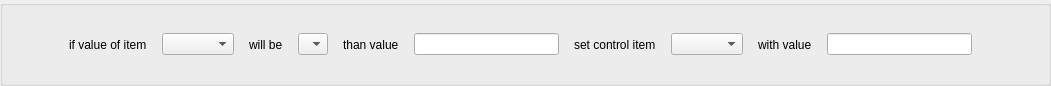
Qt form Scenarios/scenariositemcontrol.ui (SundaySW/PumpBenchController) before a commit.
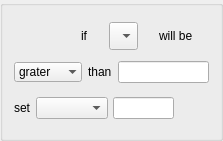
The same form after that commit. Icons and pictures are not drawn.

Patch:
```diff
--- a/Scenarios/scenariositemcontrol.ui
+++ b/Scenarios/scenariositemcontrol.ui
@@ -6,8 +6,8 @@
    <rect>
     <x>0</x>
     <y>0</y>
-    <width>1051</width>
-    <height>75</height>
+    <width>223</width>
+    <height>141</height>
    </rect>
   </property>
   <property name="windowTitle">
@@ -17,32 +17,32 @@
    <item>
     <layout class="QHBoxLayout" name="horizontalLayout_2">
      <property name="spacing">
-      <number>15</number>
+      <number>5</number>
      </property>
      <property name="leftMargin">
-      <number>5</number>
+      <number>0</number>
      </property>
      <property name="topMargin">
-      <number>5</number>
+      <number>0</number>
      </property>
      <property name="rightMargin">
-      <number>5</number>
+      <number>0</number>
      </property>
      <property name="bottomMargin">
-      <number>5</number>
+      <number>0</number>
      </property>
      <item>
-      <widget class="QPushButton" name="remove_pushButton">
+      <widget class="QPushButton" name="enable_pushButton">
        <property name="minimumSize">
         <size>
-         <width>35</width>
-         <height>35</height>
+         <width>30</width>
+         <height>30</height>
         </size>
        </property>
        <property name="maximumSize">
         <size>
-         <width>35</width>
-         <height>35</height>
+         <width>30</width>
+         <height>30</height>
         </size>
        </property>
        <property name="text">
@@ -50,14 +50,18 @@
        </property>
        <property name="icon">
         <iconset resource="../Resources/files.qrc">
-         <normaloff>:/icons/close.svg</normaloff>:/icons/close.svg</iconset>
+         <normaloff>:/icons/toggle_off.svg</normaloff>
+         <normalon>:/icons/toggle_on.svg</normalon>:/icons/toggle_off.svg</iconset>
        </property>
        <property name="iconSize">
         <size>
-         <width>35</width>
-         <height>35</height>
+         <width>30</width>
+         <height>30</height>
         </size>
        </property>
+       <property name="checkable">
+        <bool>true</bool>
+       </property>
        <property name="flat">
         <bool>true</bool>
        </property>
@@ -65,26 +69,85 @@
      </item>
      <item>
       <widget class="QLabel" name="label">
+       <property name="sizePolicy">
+        <sizepolicy hsizetype="Fixed" vsizetype="Fixed">
+         <horstretch>0</horstretch>
+         <verstretch>0</verstretch>
+        </sizepolicy>
+       </property>
        <property name="text">
-        <string>if value of item</string>
+        <string>if</string>
        </property>
       </widget>
      </item>
      <item>
-      <widget class="QComboBox" name="viewItem_comboBox"/>
+      <widget class="QComboBox" name="viewItem_comboBox">
+       <property name="sizePolicy">
+        <sizepolicy hsizetype="Fixed" vsizetype="Fixed">
+         <horstretch>0</horstretch>
+         <verstretch>0</verstretch>
+        </sizepolicy>
+       </property>
+       <property name="sizeAdjustPolicy">
+        <enum>QComboBox::AdjustToMinimumContentsLengthWithIcon</enum>
+       </property>
+       <property name="iconSize">
+        <size>
+         <width>20</width>
+         <height>20</height>
+        </size>
+       </property>
+      </widget>
      </item>
      <item>
       <widget class="QLabel" name="label_2">
+       <property name="sizePolicy">
+        <sizepolicy hsizetype="Fixed" vsizetype="Fixed">
+         <horstretch>0</horstretch>
+         <verstretch>0</verstretch>
+        </sizepolicy>
+       </property>
        <property name="text">
         <string>will be</string>
        </property>
       </widget>
      </item>
+    </layout>
+   </item>
+   <item>
+    <layout class="QHBoxLayout" name="horizontalLayout_3">
      <item>
       <widget class="QComboBox" name="comparison_comboBox">
+       <property name="sizePolicy">
+        <sizepolicy hsizetype="Fixed" vsizetype="Fixed">
+         <horstretch>0</horstretch>
+         <verstretch>0</verstretch>
+        </sizepolicy>
+       </property>
+       <property name="autoFillBackground">
+        <bool>true</bool>
+       </property>
+       <property name="currentText">
+        <string notr="true">grater</string>
+       </property>
+       <property name="insertPolicy">
+        <enum>QComboBox::InsertAtTop</enum>
+       </property>
+       <property name="sizeAdjustPolicy">
+        <enum>QComboBox::AdjustToContentsOnFirstShow</enum>
+       </property>
+       <property name="iconSize">
+        <size>
+         <width>20</width>
+         <height>20</height>
+        </size>
+       </property>
+       <property name="frame">
+        <bool>false</bool>
+       </property>
        <item>
         <property name="text">
-         <string/>
+         <string notr="true">grater</string>
         </property>
         <property name="icon">
          <iconset resource="../Resources/files.qrc">
@@ -93,7 +156,7 @@
        </item>
        <item>
         <property name="text">
-         <string/>
+         <string>smaller</string>
         </property>
         <property name="icon">
          <iconset resource="../Resources/files.qrc">
@@ -102,7 +165,7 @@
        </item>
        <item>
         <property name="text">
-         <string/>
+         <string>equal</string>
         </property>
         <property name="icon">
          <iconset resource="../Resources/files.qrc">
@@ -113,46 +176,78 @@
      </item>
      <item>
       <widget class="QLabel" name="label_3">
+       <property name="sizePolicy">
+        <sizepolicy hsizetype="Fixed" vsizetype="Fixed">
+         <horstretch>0</horstretch>
+         <verstretch>0</verstretch>
+        </sizepolicy>
+       </property>
        <property name="text">
-        <string>than value</string>
+        <string>than</string>
+       </property>
+       <property name="margin">
+        <number>5</number>
        </property>
       </widget>
      </item>
      <item>
-      <widget class="QLineEdit" name="targetValue_lineEdit"/>
+      <widget class="QLineEdit" name="targetValue_lineEdit">
+       <property name="sizePolicy">
+        <sizepolicy hsizetype="Preferred" vsizetype="Fixed">
+         <horstretch>0</horstretch>
+         <verstretch>0</verstretch>
+        </sizepolicy>
+       </property>
+      </widget>
      </item>
+    </layout>
+   </item>
+   <item>
+    <layout class="QHBoxLayout" name="horizontalLayout">
+     <property name="spacing">
+      <number>5</number>
+     </property>
      <item>
       <widget class="QLabel" name="label_4">
+       <property name="sizePolicy">
+        <sizepolicy hsizetype="Fixed" vsizetype="Fixed">
+         <horstretch>0</horstretch>
+         <verstretch>0</verstretch>
+        </sizepolicy>
+       </property>
        <property name="text">
-        <string>set control item</string>
+        <string>set</string>
        </property>
+       <property name="margin">
+        <number>5</number>
+       </property>
       </widget>
      </item>
      <item>
-      <widget class="QComboBox" name="controlItem_comboBox"/>
+      <widget class="QComboBox" name="setItem_comboBox"/>
      </item>
      <item>
-      <widget class="QLabel" name="label_5">
-       <property name="text">
-        <string>with value</string>
+      <widget class="QLineEdit" name="setItemValue_lineEdit">
+       <property name="sizePolicy">
+        <sizepolicy hsizetype="Preferred" vsizetype="Fixed">
+         <horstretch>0</horstretch>
+         <verstretch>0</verstretch>
+        </sizepolicy>
        </property>
       </widget>
      </item>
      <item>
-      <widget class="QLineEdit" name="setValue_lineEdit"/>
-     </item>
-     <item>
-      <widget class="QPushButton" name="enable_pushButton">
+      <widget class="QPushButton" name="remove_pushButton">
        <property name="minimumSize">
         <size>
-         <width>45</width>
-         <height>45</height>
+         <width>30</width>
+         <height>30</height>
         </size>
        </property>
        <property name="maximumSize">
         <size>
-         <width>45</width>
-         <height>45</height>
+         <width>30</width>
+         <height>30</height>
         </size>
        </property>
        <property name="text">
@@ -160,13 +255,12 @@
        </property>
        <property name="icon">
         <iconset resource="../Resources/files.qrc">
-         <normaloff>:/icons/toggle_off.svg</normaloff>
-         <normalon>:/icons/toggle_on.svg</normalon>:/icons/toggle_off.svg</iconset>
+         <normaloff>:/icons/close.svg</normaloff>:/icons/close.svg</iconset>
        </property>
        <property name="iconSize">
         <size>
-         <width>45</width>
-         <height>45</height>
+         <width>30</width>
+         <height>30</height>
         </size>
        </property>
        <property name="flat">
```
